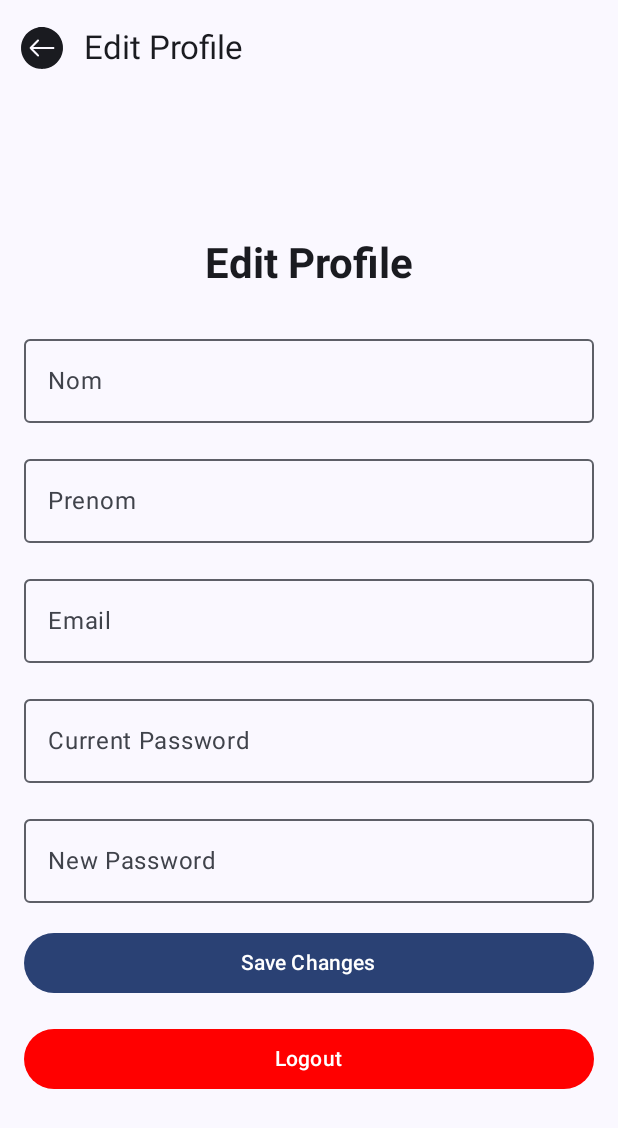
After one commit to FatinRahmann/ProjetSY43, an Android app built with Jetpack Compose: the ProfileScreen screen opened through its navigation route, on a phone screen of 412 x 824 dp. The commit adds this screen. Shown: the top 1128 px of the screen. Run offline under Robolectric (Android 15) with nearby library versions, the phone set to English and light mode, and no system bars; our stand-ins replace Firebase (no records; nobody signed in at launch, a user with empty details on screens opened directly).

Commit message:
Ajouter ProfileScreen

```diff
--- a/app/src/main/java/com/example/projetsy43/navigation/ConcertNavGraph.kt
+++ b/app/src/main/java/com/example/projetsy43/navigation/ConcertNavGraph.kt
@@ -11,6 +11,7 @@ import com.example.projetsy43.ui.theme.MapsScreen
 import com.example.projetsy43.ui.theme.RegisterScreen
 import com.example.projetsy43.ui.theme.WelcomeScreen
 import com.example.projetsy43.ui.theme.screens.AddEventScreen
+import com.example.projetsy43.ui.theme.screens.ProfileScreen
 
 @Composable
 fun ConcertNavGraph(navController: NavHostController) {
@@ -22,12 +23,21 @@ fun ConcertNavGraph(navController: NavHostController) {
         composable("eventDetail/{cid}") { backStackEntry ->
             //TODO: Here see EventDetailsViewModel todo
             val cid = backStackEntry.arguments?.getString("cid") ?: "0000"
-            EventDetailScreen(eventId = cid)
+            EventDetailScreen(eventId = cid,navController = navController)
         }
         composable("maps") {MapsScreen(navController)}
         composable("addevent") { AddEventScreen(navController) }
 
-
+        composable("profile") {
+            ProfileScreen(
+                navController = navController, // ✅ pass this
+                onLogout = {
+                    navController.navigate("login") {
+                        popUpTo("welcome") { inclusive = true }
+                    }
+                }
+            )
+        }
 
 
     }
--- a/app/src/main/java/com/example/projetsy43/ui/theme/HomeScreen.kt
+++ b/app/src/main/java/com/example/projetsy43/ui/theme/HomeScreen.kt
@@ -87,7 +87,6 @@ fun HomeScreen(navController: NavHostController) {
                     modifier = Modifier
                         .size(28.dp)
                         .clickable {
-                            // remplace Intent vers ProfileActivity
                             navController.navigate("profile")
                         }
                 )
--- /dev/null
+++ b/app/src/main/java/com/example/projetsy43/ui/theme/screens/ProfileScreen.kt
@@ -0,0 +1,235 @@
+package com.example.projetsy43.ui.theme.screens
+
+
+import android.widget.Toast
+import androidx.compose.foundation.clickable
+import androidx.compose.foundation.layout.Arrangement
+import androidx.compose.foundation.layout.Box
+import androidx.compose.foundation.layout.Column
+import androidx.compose.foundation.layout.Spacer
+import androidx.compose.foundation.layout.fillMaxSize
+import androidx.compose.foundation.layout.fillMaxWidth
+import androidx.compose.foundation.layout.height
+import androidx.compose.foundation.layout.offset
+import androidx.compose.foundation.layout.padding
+import androidx.compose.foundation.layout.size
+import androidx.compose.material3.Button
+import androidx.compose.material3.ButtonDefaults
+import androidx.compose.material3.CircularProgressIndicator
+import androidx.compose.material3.Icon
+import androidx.compose.material3.IconButton
+import androidx.compose.material3.MaterialTheme
+import androidx.compose.material3.OutlinedTextField
+import androidx.compose.material3.Scaffold
+import androidx.compose.material3.Text
+import androidx.compose.material3.TopAppBar
+import androidx.compose.runtime.Composable
+import androidx.compose.runtime.LaunchedEffect
+import androidx.compose.runtime.getValue
+import androidx.compose.runtime.mutableStateOf
+import androidx.compose.runtime.remember
+import androidx.compose.runtime.setValue
+import androidx.compose.ui.Alignment
+import androidx.compose.ui.Modifier
+import androidx.compose.ui.graphics.Color
+import androidx.compose.ui.platform.LocalContext
+import androidx.compose.ui.res.painterResource
+import androidx.compose.ui.text.font.FontWeight.Companion.Bold
+import androidx.compose.ui.text.input.TextFieldValue
+import androidx.compose.ui.unit.dp
+import androidx.lifecycle.viewmodel.compose.viewModel
+import com.example.projetsy43.viewmodel.UserViewModel
+import com.google.firebase.auth.FirebaseAuth
+import com.google.firebase.database.FirebaseDatabase
+import androidx.compose.ui.text.input.PasswordVisualTransformation
+import com.google.firebase.auth.EmailAuthProvider
+
+import androidx.navigation.NavHostController
+
+@OptIn(androidx.compose.material3.ExperimentalMaterial3Api::class)
+@Composable
+fun ProfileScreen(onLogout: () -> Unit ,
+                  navController: NavHostController,
+                  userViewModel: UserViewModel = viewModel()
+) {
+    //current authenticated user
+    val auth = FirebaseAuth.getInstance()
+    val currentUser = auth.currentUser
+    val context = LocalContext.current//for toast msg
+
+    //state var to hold user profile data
+    var nom by remember { mutableStateOf(TextFieldValue("")) }
+    var prenom by remember { mutableStateOf(TextFieldValue("")) }
+    var email by remember { mutableStateOf(TextFieldValue("")) }
+    var currentPassword by remember { mutableStateOf(TextFieldValue("")) }
+    var newPassword by remember { mutableStateOf(TextFieldValue("")) }
+    var isLoading by remember { mutableStateOf(true) }
+
+    //load current user data from Firebase when the screen loads
+    LaunchedEffect(currentUser?.uid) {
+        val uid = currentUser?.uid ?: return@LaunchedEffect
+        FirebaseDatabase.getInstance().getReference("user").child(uid)
+            .get()
+            .addOnSuccessListener { snapshot ->
+                nom = TextFieldValue(snapshot.child("nom").value as? String ?: "")
+                prenom = TextFieldValue(snapshot.child("prenom").value as? String ?: "")
+                email = TextFieldValue(snapshot.child("email").value as? String ?: "")
+                isLoading = false
+            }
+            .addOnFailureListener {
+                Toast.makeText(context, "Failed to load profile", Toast.LENGTH_SHORT).show()
+                isLoading = false
+            }
+    }
+    if (isLoading) {
+        Box(modifier = Modifier.fillMaxSize(), contentAlignment = Alignment.Center) {
+            CircularProgressIndicator()
+        }
+        return
+    }
+
+    Scaffold(
+        topBar = {
+            TopAppBar(
+                title = { Text("Edit Profile") },
+                navigationIcon = {
+                    IconButton(onClick = { navController.popBackStack() }) {
+                        Icon(
+                            painter = painterResource(id = com.example.projetsy43.R.drawable.ic_retour),
+                            contentDescription = "return",
+                            modifier = Modifier
+                                .size(28.dp)
+                        )
+                    }
+                }
+            )
+        }
+    ) { innerPadding ->
+
+            Column(
+                modifier = Modifier
+                    .fillMaxSize()
+                    .padding(16.dp)
+                    .padding(innerPadding),
+
+                verticalArrangement = Arrangement.Center,
+                horizontalAlignment = Alignment.CenterHorizontally
+            ) {
+                Text(
+                    "Edit Profile",
+                    fontWeight = Bold,
+                    style = MaterialTheme.typography.headlineMedium
+                )
+
+                Spacer(modifier = Modifier.height(24.dp))
+
+                OutlinedTextField(
+                    value = nom,
+                    onValueChange = { nom = it },
+                    label = { Text("Nom") },
+                    modifier = Modifier.fillMaxWidth()
+                )
+
+                Spacer(modifier = Modifier.height(16.dp))
+
+                OutlinedTextField(
+                    value = prenom,
+                    onValueChange = { prenom = it },
+                    label = { Text("Prenom") },
+                    modifier = Modifier.fillMaxWidth()
+                )
+
+                Spacer(modifier = Modifier.height(16.dp))
+
+                OutlinedTextField(
+                    value = email,
+                    onValueChange = { email = it },
+                    label = { Text("Email") },
+                    modifier = Modifier.fillMaxWidth()
+                )
+
+                Spacer(modifier = Modifier.height(16.dp))
+
+                OutlinedTextField(
+                    value = currentPassword,
+                    onValueChange = { currentPassword = it },
+                    label = { Text("Current Password") },
+                    visualTransformation = PasswordVisualTransformation(),
+                    modifier = Modifier.fillMaxWidth()
+                )
+
+                Spacer(modifier = Modifier.height(16.dp))
+
+                OutlinedTextField(
+                    value = newPassword,
+                    onValueChange = { newPassword = it },
+                    label = { Text("New Password") },
+                    visualTransformation = PasswordVisualTransformation(),
+                    modifier = Modifier.fillMaxWidth()
+                )
+                Spacer(modifier = Modifier.height(16.dp))
+                Button(
+                    onClick = {
+                        val uid = currentUser?.uid ?: return@Button
+                        val updatedData =
+                            mapOf("nom" to nom.text, "prenom" to prenom.text, "email" to email.text)
+                        FirebaseDatabase.getInstance().getReference("user").child(uid)
+                            .updateChildren(updatedData)
+
+                        if (currentPassword.text.isNotBlank() && newPassword.text.isNotBlank()) {
+                            val credential = EmailAuthProvider.getCredential(
+                                currentUser.email ?: "", currentPassword.text
+                            )
+                            currentUser.reauthenticate(credential)
+                                .addOnSuccessListener {
+                                    currentUser.updatePassword(newPassword.text)
+                                        .addOnSuccessListener {
+                                            Toast.makeText(
+                                                context,
+                                                "Password updated",
+                                                Toast.LENGTH_SHORT
+                                            ).show()
+                                            navController.popBackStack()
+                                        }
+                                        .addOnFailureListener {
+                                            Toast.makeText(
+                                                context,
+                                                "Failed to update password: ${it.message}",
+                                                Toast.LENGTH_SHORT
+                                            ).show()
+                                        }
+                                }
+                                .addOnFailureListener {
+                                    Toast.makeText(
+                                        context,
+                                        "Re-authentication failed: ${it.message}",
+                                        Toast.LENGTH_SHORT
+                                    ).show()
+                                }
+                        } else {
+                            Toast.makeText(context, "Profile updated", Toast.LENGTH_SHORT).show()
+                            navController.popBackStack()
+                        }
+                    },
+                    modifier = Modifier.fillMaxWidth()
+                ) {
+                    Text("Save Changes")
+                }
+
+
+                Spacer(modifier = Modifier.height(16.dp))
+
+                Button(
+                    onClick = {
+                        FirebaseAuth.getInstance().signOut() //  Sign the user out
+                        onLogout() //  Navigate back to login screen (you control this)
+                    },
+                    modifier = Modifier.fillMaxWidth(),
+                    colors = ButtonDefaults.buttonColors(containerColor = Color.Red)
+                ) {
+                    Text("Logout", color = Color.White)
+                }
+
+            }
+        }
+    }
--- /dev/null
+++ b/app/src/main/java/com/example/projetsy43/viewmodel/UserViewModel.kt
@@ -0,0 +1,14 @@
+package com.example.projetsy43.viewmodel
+
+import androidx.lifecycle.ViewModel
+import kotlinx.coroutines.flow.MutableStateFlow
+import kotlinx.coroutines.flow.StateFlow
+
+class UserViewModel : ViewModel() {
+    private val _role = MutableStateFlow<String?>(null)
+    val role: StateFlow<String?> = _role
+
+    fun setRole(userRole: String) {
+        _role.value = userRole
+    }
+}
```
